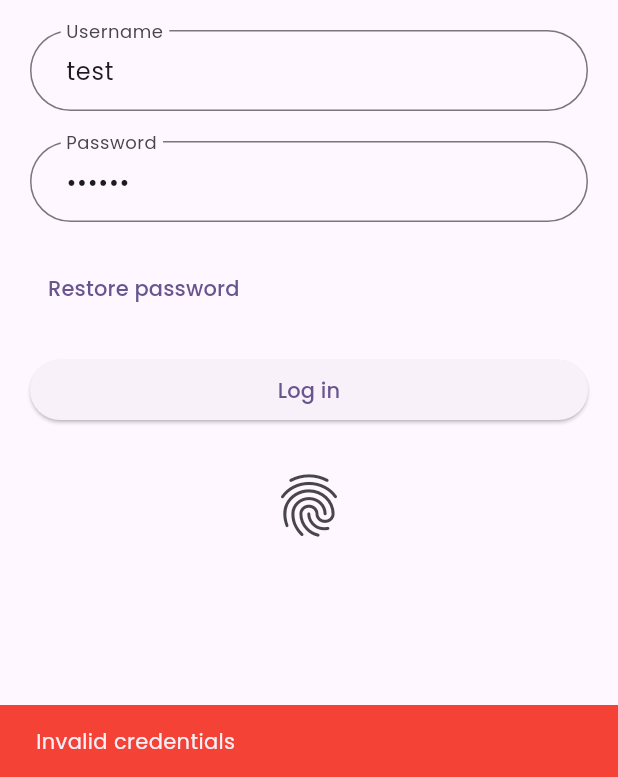
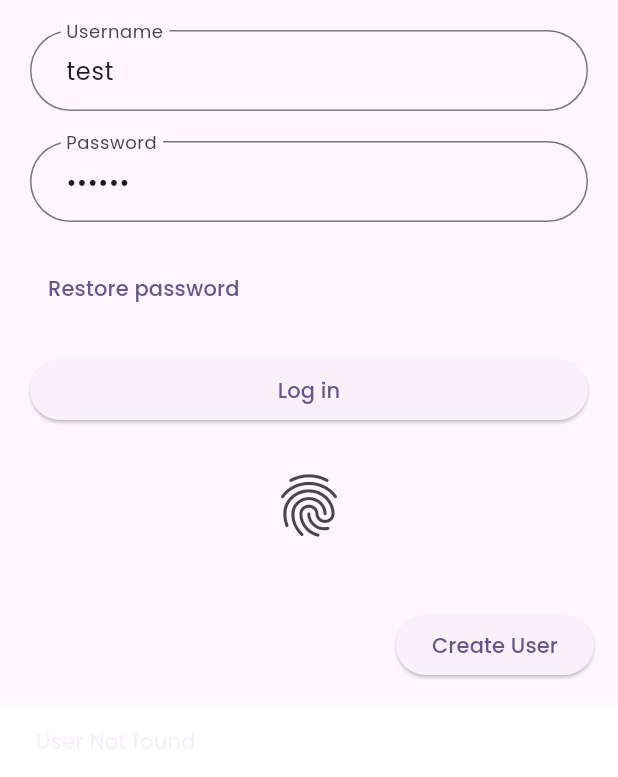
Before and after one commit to urabadigital/flutter_pokeapi, a Flutter app: the screen it shows after launch, after a tap on "Log in", on a phone screen of 412 x 824 dp, the part 459-1236 px from its top. Run offline on Flutter 3.47's test engine with Material 3 defaults, Android fonts, the phone set to English and light mode, and no system bars; our stand-ins replace adaptive_theme, bloc, bot_toast, cached_network_image, either_dart, equatable and 14 more; accounts and stored records are empty; generated files the repository leaves out were written again.

Commit message:
fix minor database

```diff
--- /dev/null
+++ b/lib/core/common/database/database_manager.dart
@@ -0,0 +1,13 @@
+import 'package:flutter_bloc/flutter_bloc.dart';
+
+import 'database_helper.dart';
+
+class DatabaseManager extends Cubit<DatabaseHelper?> {
+  DatabaseManager() : super(null);
+
+  Future<void> init() async {
+    final db =
+        await $FloorDatabaseHelper.databaseBuilder('database.db').build();
+    emit(db);
+  }
+}
--- a/lib/main.dart
+++ b/lib/main.dart
@@ -11,7 +11,7 @@ import 'package:url_strategy/url_strategy.dart';
 import 'core/common/services/analytic.dart';
 import 'core/common/services/bloc_observer.dart';
 import 'injectable_dependency.dart';
-import 'provider.dart';
+import 'providers.dart';
 
 void main() async {
   await runZonedGuarded(
@@ -33,7 +33,7 @@ void main() async {
 
       setPathUrlStrategy();
       configureDependencies();
-      runApp(const ProviderBloc());
+      runApp(const ProvidersBloc());
     },
     kIsWeb
         ? (Object error, StackTrace stackTrace) =>
--- a/lib/provider.dart
+++ /dev/null
@@ -1,16 +0,0 @@
-import 'package:flutter/material.dart';
-import 'package:flutter_bloc/flutter_bloc.dart';
-import 'package:evolvers/ui/navigation/cubit/router_manager.dart';
-import 'package:evolvers/my_app.dart';
-
-class ProviderBloc extends StatelessWidget {
-  const ProviderBloc({super.key});
-
-  @override
-  Widget build(BuildContext context) {
-    return BlocProvider(
-      create: (context) => RouterManager(),
-      child: const MyApp(),
-    );
-  }
-}
--- /dev/null
+++ b/lib/providers.dart
@@ -0,0 +1,25 @@
+import 'package:flutter/material.dart';
+import 'package:flutter_bloc/flutter_bloc.dart';
+import 'package:evolvers/ui/navigation/cubit/router_manager.dart';
+import 'package:evolvers/my_app.dart';
+
+import 'core/common/database/database_manager.dart';
+
+class ProvidersBloc extends StatelessWidget {
+  const ProvidersBloc({super.key});
+
+  @override
+  Widget build(BuildContext context) {
+    return MultiBlocProvider(
+      providers: [
+        BlocProvider(
+          create: (context) => RouterManager(),
+        ),
+        BlocProvider(
+          create: (context) => DatabaseManager()..init(),
+        ),
+      ],
+      child: const MyApp(),
+    );
+  }
+}
--- a/lib/ui/login/cubit/auth_cubit.dart
+++ b/lib/ui/login/cubit/auth_cubit.dart
@@ -1,40 +1,59 @@
 import 'package:bloc/bloc.dart';
 import 'package:freezed_annotation/freezed_annotation.dart';
 
-import '../../../core/common/database/database_helper.dart';
+import '../../../core/common/database/database_manager.dart';
 import '../../../core/home/data/models/user.dart';
 
 part 'auth_state.dart';
 part 'auth_cubit.freezed.dart';
 
 class AuthCubit extends Cubit<AuthState> {
-  AuthCubit() : super(const _Initial());
+  AuthCubit({required this.db}) : super(const _Initial());
+  late DatabaseManager db;
 
   void invalidate() {
     emit(state.copyWith(error: false));
   }
 
-  Future<void> initDatabase() async {
-    final db =
-        await $FloorDatabaseHelper.databaseBuilder('database.db').build();
-    emit(state.copyWith(db: db));
-  }
-
   Future<void> createUser(String username, String password) async {
-    User user = User(name: username, password: password);
-    final id = await state.db?.userDao.insertUser(user);
-    user = User(name: username, password: password, id: id);
+    if (!validate(username, password)) {
+      emit(state.copyWith(
+        error: true,
+        message: "Get into: Username*, Password*",
+      ));
+    } else {
+      User user = User(name: username, password: password);
+      final id = await db.state?.userDao.insertUser(user);
+      user = User(name: username, password: password, id: id);
+    }
   }
 
   Future<void> login(String username, String password) async {
-    List<User>? users = await state.db?.userDao.readAll();
-    final user = users?.firstWhere(
-        (element) => element.name == username && element.password == password,
+    if (!validate(username, password)) {
+      emit(state.copyWith(
+        error: true,
+        message: "Get into: Username*, Password*",
+      ));
+      return;
+    }
+    List<User>? users = await db.state?.userDao.readAll();
+    final user = users?.firstWhere((element) => element.name == username,
         orElse: () => User(name: '', password: ''));
-    if (user?.name == username && user?.password == password) {
+    if ((user?.name.isEmpty ?? false) && (user?.password.isEmpty ?? false)) {
+      emit(state.copyWith(error: true, message: "User Not found"));
+      return;
+    }
+    if (user?.password == password) {
       emit(state.copyWith(success: true));
     } else {
       emit(state.copyWith(error: true, message: "Invalid credentials"));
     }
   }
+
+  bool validate(String username, String password) {
+    if (username.isNotEmpty && password.isNotEmpty) {
+      return true;
+    }
+    return false;
+  }
 }
--- a/lib/ui/login/cubit/auth_state.dart
+++ b/lib/ui/login/cubit/auth_state.dart
@@ -7,6 +7,5 @@ class AuthState with _$AuthState {
     @Default(false) bool success,
     @Default(false) bool error,
     @Default('') String message,
-    DatabaseHelper? db,
   }) = _Initial;
 }
--- a/lib/ui/login/login.dart
+++ b/lib/ui/login/login.dart
@@ -1,3 +1,4 @@
+import 'package:evolvers/core/common/database/database_manager.dart';
 import 'package:flutter/material.dart';
 import 'package:flutter_bloc/flutter_bloc.dart';
 import 'package:evolvers/ui/home/view/home_view.dart';
@@ -13,7 +14,9 @@ class LoginView extends StatefulWidget {
 
   static Widget create() => BlocProvider(
         lazy: false,
-        create: (context) => AuthCubit()..initDatabase(),
+        create: (context) => AuthCubit(
+          db: context.read<DatabaseManager>(),
+        ),
         child: const LoginView(),
       );
 
@@ -40,15 +43,15 @@ class _LoginViewState extends State<LoginView> {
   Widget build(BuildContext context) {
     return Scaffold(
       // TODO: Boton para creacion de usuarios
-      // floatingActionButton: ElevatedButton(
-      //   onPressed: () async {
-      //     _authCubit.createUser(
-      //       _usernameController.text,
-      //       _passwordController.text,
-      //     );
-      //   },
-      //   child: const Text('Create User'),
-      // ),
+      floatingActionButton: ElevatedButton(
+        onPressed: () async {
+          _authCubit.createUser(
+            _usernameController.text,
+            _passwordController.text,
+          );
+        },
+        child: const Text('Create User'),
+      ),
       body: BlocConsumer<AuthCubit, AuthState>(
         listener: (context, state) {
           if (state.success) {
@@ -58,7 +61,7 @@ class _LoginViewState extends State<LoginView> {
             ScaffoldMessenger.of(context).showSnackBar(
               SnackBar(
                 content: Text(state.message),
-                backgroundColor: Colors.red,
+                backgroundColor: Colors.white,
               ),
             );
             _authCubit.invalidate();
```
Also changed, not shown: lib/ui/login/cubit/auth_cubit.freezed.dart.
